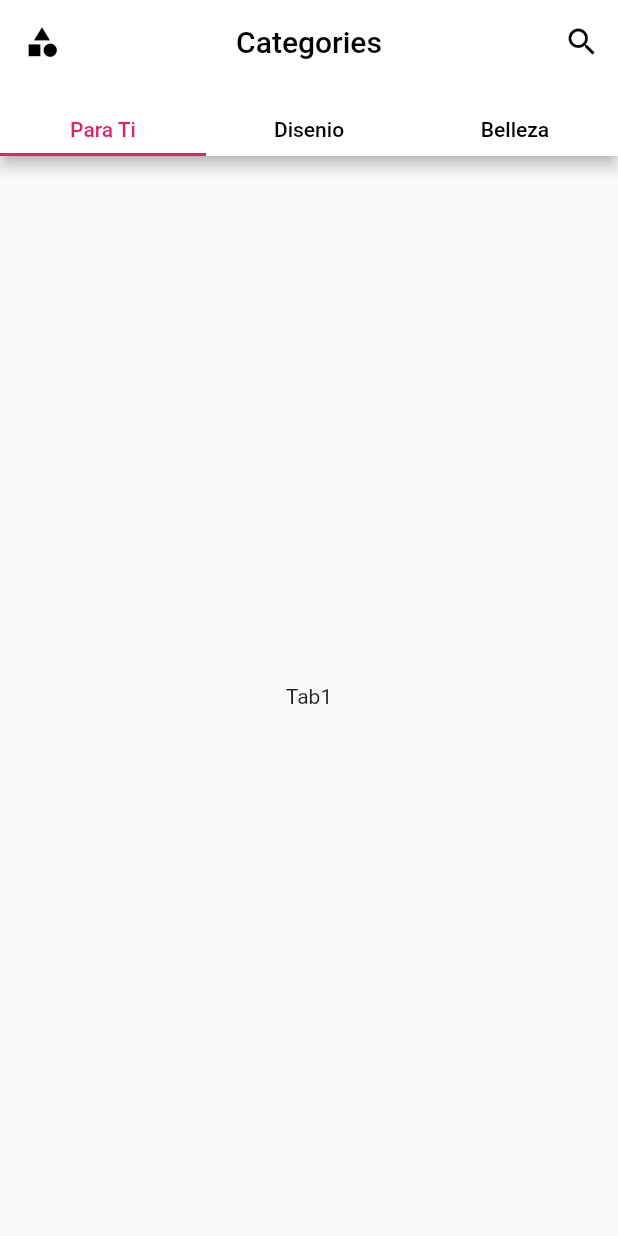
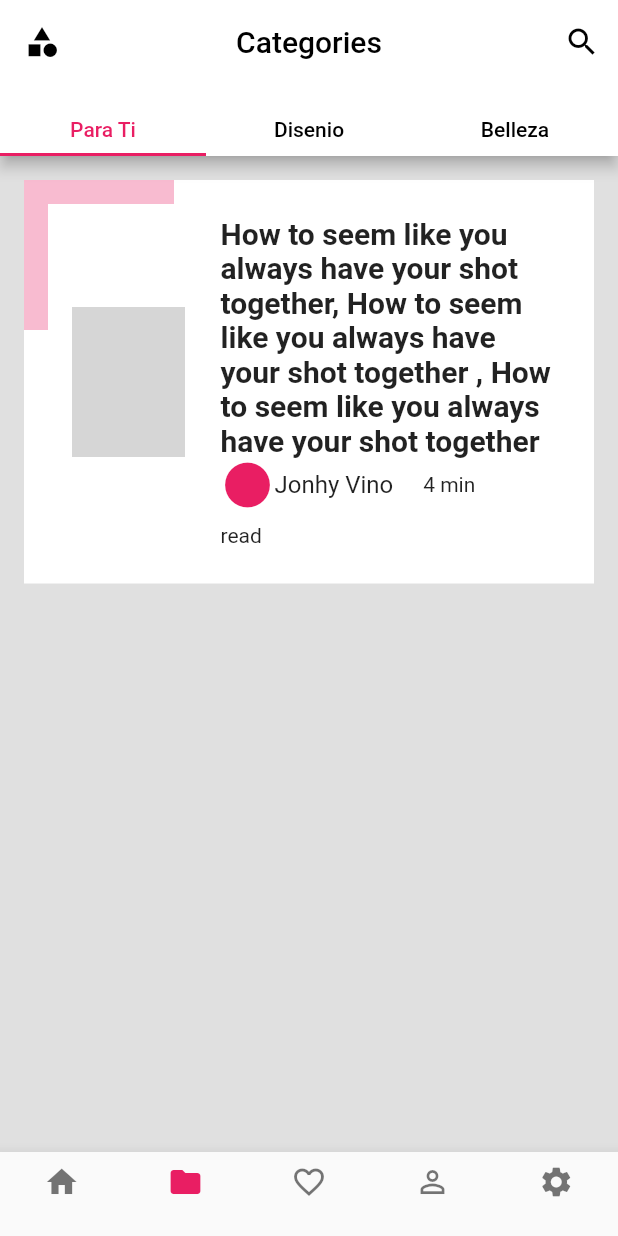
Before and after one commit to santiago3223/codigo_flutter2, a Flutter app: the screen it shows after launch, on a phone screen of 412 x 824 dp. Run offline on Flutter 3.47's test engine with Material 2 defaults, Android fonts, the phone set to English and light mode, and no system bars; our stand-ins replace font_awesome_flutter; network calls fail; grey boxes are pictures that could not be loaded.

Commit message:
ejercicio4

```diff
--- a/ejerciciosUI/lib/main.dart
+++ b/ejerciciosUI/lib/main.dart
@@ -65,8 +65,78 @@ class Ejercicio4 extends StatelessWidget {
         body: TabBarView(
           children: [
             Container(
-              child: Center(
-                child: Text("Tab1"),
+              color: Colors.grey.shade300,
+              child: Column(
+                children: [
+                  Container(
+                    color: Colors.white,
+                    margin: EdgeInsets.all(16),
+                    child: Stack(
+                      children: [
+                        Container(
+                          height: 100,
+                          width: 100,
+                          color: Colors.pink.shade100,
+                        ),
+                        Container(
+                            margin: EdgeInsets.all(16),
+                            color: Colors.white,
+                            child: Row(
+                              children: [
+                                Padding(
+                                  padding: const EdgeInsets.all(16.0),
+                                  child: Image.network(
+                                    "https://upload.wikimedia.org/wikipedia/commons/3/35/Elvis_Presley_Jailhouse_Rock.jpg",
+                                    width: 75,
+                                    height: 100,
+                                  ),
+                                ),
+                                Expanded(
+                                  child: Padding(
+                                    padding: const EdgeInsets.all(8.0),
+                                    child: Column(
+                                      crossAxisAlignment:
+                                          CrossAxisAlignment.start,
+                                      children: [
+                                        Text(
+                                          "How to seem like you always have your shot together, How to seem like you always have your shot together , How to seem like you always have your shot together",
+                                          style: TextStyle(
+                                              fontWeight: FontWeight.bold,
+                                              fontSize: 20),
+                                        ),
+                                        Row(
+                                          children: [
+                                            Icon(
+                                              Icons.circle,
+                                              color: Colors.pink,
+                                              size: 36,
+                                            ),
+                                            Text(
+                                              "Jonhy Vino",
+                                              style: TextStyle(fontSize: 16),
+                                            ),
+                                            SizedBox(
+                                              width: 20,
+                                            ),
+                                            Text(
+                                              "4 min",
+                                            ),
+                                          ],
+                                        ),
+                                        SizedBox(
+                                          height: 8,
+                                        ),
+                                        Text("read")
+                                      ],
+                                    ),
+                                  ),
+                                )
+                              ],
+                            )),
+                      ],
+                    ),
+                  ),
+                ],
               ),
             ),
             Container(
@@ -81,6 +151,20 @@ class Ejercicio4 extends StatelessWidget {
             )
           ],
         ),
+        bottomNavigationBar: BottomNavigationBar(
+          currentIndex: 1,
+          type: BottomNavigationBarType.fixed,
+          selectedItemColor: Colors.pink,
+          items: [
+            BottomNavigationBarItem(icon: Icon(Icons.home), label: ""),
+            BottomNavigationBarItem(icon: Icon(Icons.folder), label: ""),
+            BottomNavigationBarItem(
+                icon: Icon(Icons.favorite_border), label: ""),
+            BottomNavigationBarItem(
+                icon: Icon(Icons.person_outline), label: ""),
+            BottomNavigationBarItem(icon: Icon(Icons.settings), label: ""),
+          ],
+        ),
       ),
     );
   }
```
